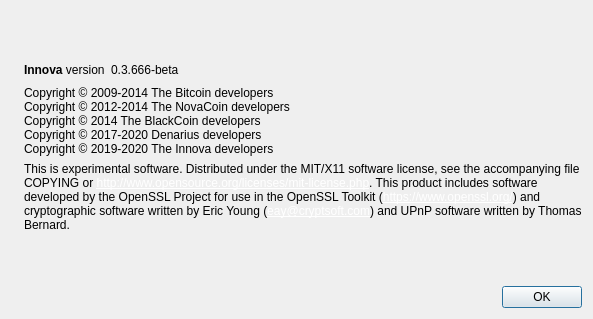
Qt form src/qt/forms/aboutdialog.ui (innova-foundation/innova) before a commit.
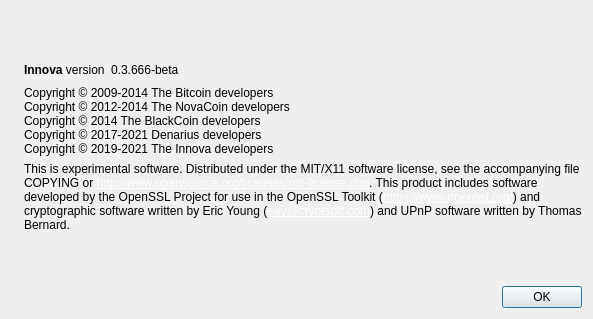
The same form after that commit. Icons and pictures are not drawn.

Commit message: OpenSSL v1.1 Compat Upgade, Collateral Node Payments Updates, Boost 1.70 Compat Upgrade,Innova Name System

```diff
--- a/src/qt/forms/aboutdialog.ui
+++ b/src/qt/forms/aboutdialog.ui
@@ -94,8 +94,8 @@
         <string>Copyright © 2009-2014 The Bitcoin developers
 Copyright © 2012-2014 The NovaCoin developers
 Copyright © 2014 The BlackCoin developers
-Copyright © 2017-2020 Denarius developers
-Copyright © 2019-2020 The Innova developers</string>
+Copyright © 2017-2021 Denarius developers
+Copyright © 2019-2021 The Innova developers</string>
        </property>
        <property name="textInteractionFlags">
         <set>Qt::LinksAccessibleByMouse|Qt::TextSelectableByKeyboard|Qt::TextSelectableByMouse</set>
```
The commit also changes 85 other files.
